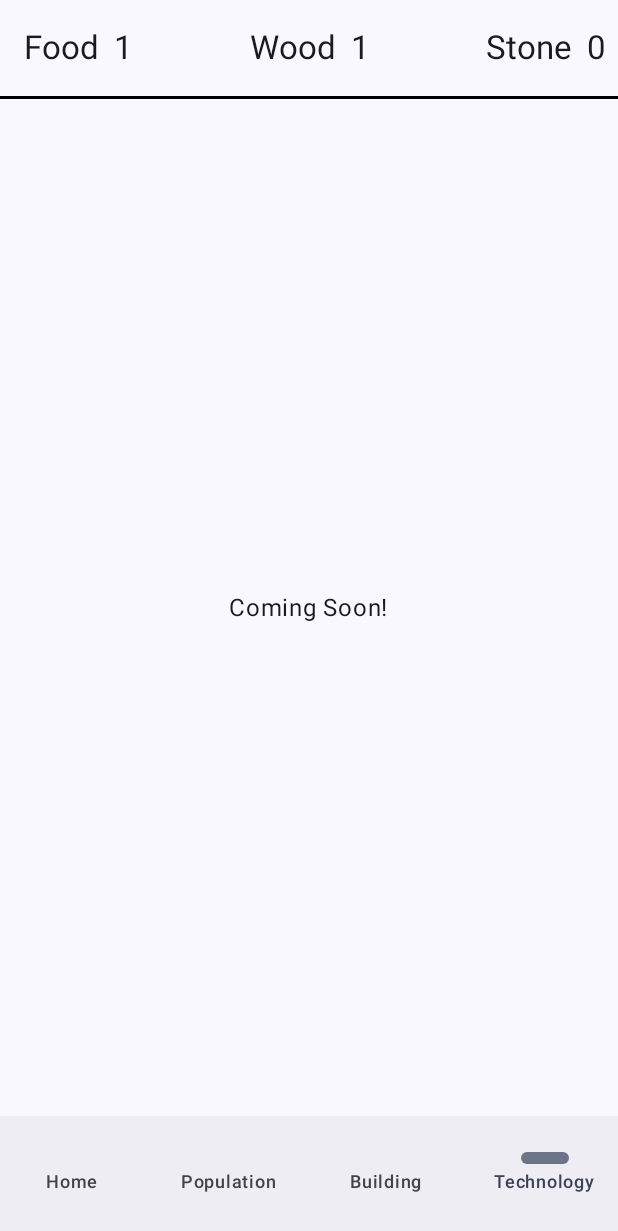
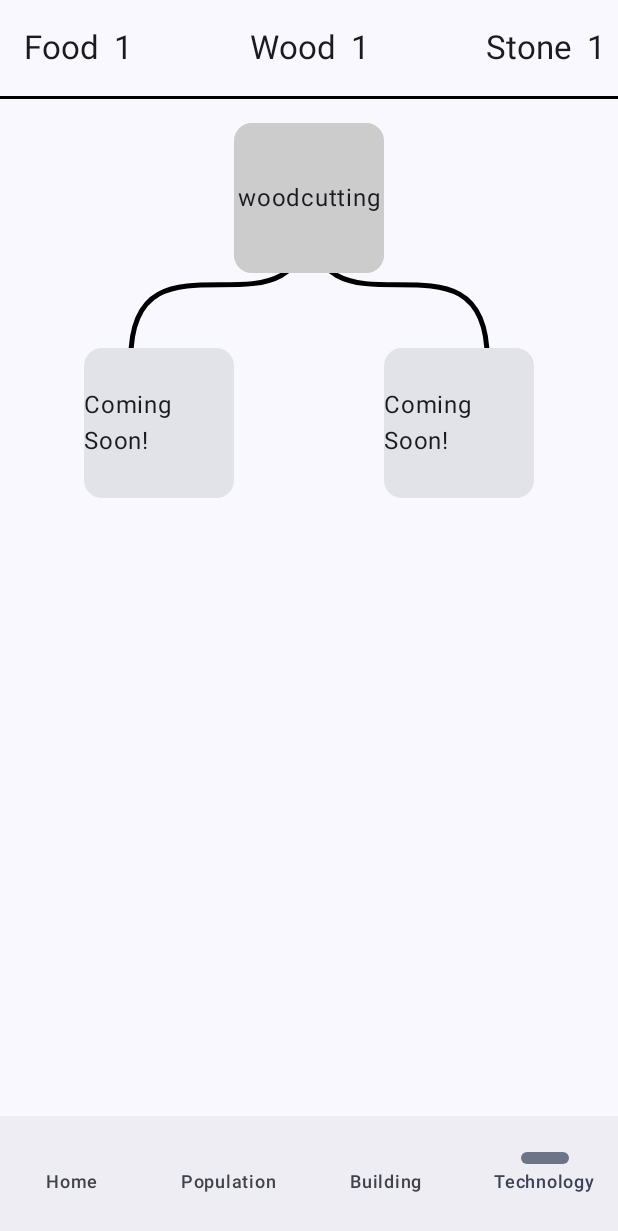
Before and after one commit to HomeTownUS/TapCivilizationRecreation, an Android app built with Jetpack Compose: the TechnologyScreen screen opened through its navigation route, on a phone screen of 412 x 824 dp. Shown: the top 1231 px of the screen. Run offline under Robolectric (Android 15) with nearby library versions, the phone set to English and light mode, and no system bars.

Commit message:
Added research tree base

```diff
--- /dev/null
+++ b/app/src/main/java/my/tapEvolution/DataClasses.kt
@@ -0,0 +1,33 @@
+package my.tapEvolution
+
+import androidx.compose.ui.graphics.Color
+import kotlinx.serialization.Serializable
+
+@Serializable
+data class DataClasses(
+    val food: Int,
+    val wood: Int,
+    val stone: Int,
+    val population: Int,
+    val workers: List<Int>,
+    val resourceCaps: List<Int>,
+    val popCap: Int,
+    val buildings: List<Int>,
+    val landFree: Int,
+    val territory: Int,
+    val warriors: List<Int>,
+    val multipliers: List<Double>,
+    val research: List<ResearchNode>
+)
+
+@Serializable
+data class ResearchNode(
+    val name: String,
+    val prerequisites: List<String>,
+    val durationMillis: Long,
+    val startTimeMillis: Long? = null,
+    val isUnlocked: Boolean = false,
+    val cost: List<Int>,
+    val bg: ULong,
+    val isAvailable: Boolean = false
+)
--- a/app/src/main/java/my/tapEvolution/MainActivity.kt
+++ b/app/src/main/java/my/tapEvolution/MainActivity.kt
@@ -128,7 +128,7 @@ class MainActivity : ComponentActivity() {
                         composable(Screen.Home.route) { HomeScreen(vm = VM) }
                         composable(Screen.Population.route) { PopulationScreen(vm = VM) }
                         composable(Screen.Building.route) { BuildingScreen(vm = VM) }
-                        composable(Screen.Tech.route) { TechnologyScreen() }
+                        composable(Screen.Tech.route) { TechnologyScreen(vm = VM) }
                     }
                 }
             }
--- a/app/src/main/java/my/tapEvolution/SavedData.kt
+++ /dev/null
@@ -1,19 +0,0 @@
-package my.tapEvolution
-
-import kotlinx.serialization.Serializable
-
-@Serializable
-data class SavedData(
-    val food: Int,
-    val wood: Int,
-    val stone: Int,
-    val population: Int,
-    val workers: List<Int>,
-    val resourceCaps: List<Int>,
-    val popCap: Int,
-    val buildings: List<Int>,
-    val landFree: Int,
-    val territory: Int,
-    val warriors: List<Int>,
-    val multipliers: List<Double>
-)
--- a/app/src/main/java/my/tapEvolution/TapViewModel.kt
+++ b/app/src/main/java/my/tapEvolution/TapViewModel.kt
@@ -1,21 +1,21 @@
 package my.tapEvolution
 
+import androidx.compose.ui.graphics.Color
 import androidx.lifecycle.ViewModel
 import androidx.lifecycle.viewModelScope
 import kotlinx.coroutines.Dispatchers
 import kotlinx.coroutines.delay
 import kotlinx.coroutines.flow.MutableStateFlow
 import kotlinx.coroutines.flow.SharingStarted
-import kotlinx.coroutines.flow.WhileSubscribed
 import kotlinx.coroutines.flow.asStateFlow
 import kotlinx.coroutines.flow.combine
+import kotlinx.coroutines.flow.map
 import kotlinx.coroutines.flow.stateIn
+import kotlinx.coroutines.flow.update
 import kotlinx.coroutines.launch
 import kotlinx.coroutines.withContext
 import kotlinx.serialization.json.Json
 import kotlinx.serialization.encodeToString
-import kotlinx.serialization.decodeFromString
-import my.tapEvolution.SavedData
 import java.io.File
 
 class TapViewModel() : ViewModel(){
@@ -39,6 +39,8 @@ class TapViewModel() : ViewModel(){
     private val _warriors = MutableStateFlow<List<Int>>(listOf(0,0,0,0))
     //ListOf(IdleWood,IdleFood,IdleStone,Land,TapWood,TapFood,TapStone)
     private val _multipliers = MutableStateFlow<List<Double>>(listOf(1.0,2.0,1.0,1.0,1.0,1.0,1.0))
+    private val _researchTree = MutableStateFlow<List<ResearchNode>>(listOf(ResearchNode("woodcutting",emptyList<String>(),5000, bg = Color.LightGray.value, cost = listOf(10,0,0,0,0,0,0,0,0,0,0,0,0))))
+    private val _elapsedTime = MutableStateFlow(0L)
     //JSON Save Data
     val fileName = "product.json"
     private lateinit var file: File
@@ -52,6 +54,8 @@ class TapViewModel() : ViewModel(){
     val territory = _territory.asStateFlow()
     val freeland = _landFree.asStateFlow()
     val buildings = _buildings.asStateFlow()
+    val researchTree = _researchTree.asStateFlow()
+    val elapsedSec = _elapsedTime.map { it/1000 }.stateIn(scope = viewModelScope, started = SharingStarted.WhileSubscribed(5000), initialValue = _elapsedTime.value/1000)
 
     fun updateBasicResources(){
         _wood.value  += (_workers.value[1] * _multipliers.value[0]).toInt()
@@ -174,8 +178,23 @@ class TapViewModel() : ViewModel(){
         }
     }
 
+    fun startResearch(nodeName: String){
+        _researchTree.update { nodes ->
+            nodes.map { node ->
+                if(node.name == nodeName && !node.isUnlocked && node.startTimeMillis == null && _food.value >= node.cost[0] && _wood.value >= node.cost[1] && _stone.value >= node.cost[2]){
+                    _food.value -= node.cost[0]
+                    _wood.value -= node.cost[1]
+                    _stone.value -= node.cost[2]
+                    node.copy(startTimeMillis = System.currentTimeMillis(), bg = Color.Gray.value)
+                } else {
+                    node
+                }
+            }
+        }
+    }
+
     suspend fun save(){
-        val save: SavedData = SavedData(
+        val save: DataClasses = DataClasses(
             food = _food.value,
             wood = _wood.value,
             stone = _stone.value,
@@ -187,6 +206,7 @@ class TapViewModel() : ViewModel(){
             landFree = _landFree.value,
             territory = _territory.value,
             warriors = _warriors.value,
+            research = researchTree.value,
             multipliers = _multipliers.value
         )
         val saveString = Json.encodeToString(save)
@@ -197,13 +217,42 @@ class TapViewModel() : ViewModel(){
         }
     }
 
+    private fun updateTimers(){
+        val currentTime = System.currentTimeMillis()
+        _researchTree.update { nodes ->
+            nodes.map { node ->
+                if(node.startTimeMillis != null && !node.isUnlocked){
+                    _elapsedTime.value = currentTime - node.startTimeMillis
+                    if (_elapsedTime.value >= node.durationMillis){
+                        node.copy(isUnlocked = true, startTimeMillis = null, bg = Color.Green.value)
+                    } else {
+                        node
+                    }
+                } else {
+                    node
+                }
+            }
+        }
+    }
+
     suspend fun npcResource(){
         var fiveMin = 0
+        var fifteenSec = 0
+        var fiveSec = 0
         while(true){
-            delay(15000)
-            updateBasicResources()
-            save()
-            fiveMin++
+            delay(1000)
+            updateTimers()
+            fifteenSec++
+            fiveSec++
+            if(fiveSec >= 5){
+                save()
+                fiveSec = 0
+            }
+            if(fifteenSec >= 15) {
+                updateBasicResources()
+                fifteenSec = 0
+                fiveMin++
+            }
             if (fiveMin >= 20){
                 updateLand()
                 fiveMin = 0
@@ -221,7 +270,7 @@ class TapViewModel() : ViewModel(){
                 } else {
                     try {
                         val sfj = file.readText()
-                        val lastSave = Json.decodeFromString<SavedData>(sfj)
+                        val lastSave = Json.decodeFromString<DataClasses>(sfj)
                         _food.value = lastSave.food
                         _wood.value = lastSave.wood
                         _stone.value = lastSave.stone
@@ -233,6 +282,7 @@ class TapViewModel() : ViewModel(){
                         _landFree.value = lastSave.landFree
                         _territory.value = lastSave.territory
                         _warriors.value = lastSave.warriors
+                        _researchTree.value = lastSave.research
                         _multipliers.value = lastSave.multipliers
                     } catch(e: Exception) {
                         println(e)
--- a/app/src/main/java/my/tapEvolution/ui/BuildingScreen.kt
+++ b/app/src/main/java/my/tapEvolution/ui/BuildingScreen.kt
@@ -102,7 +102,7 @@ fun BuildingScreen(vm: TapViewModel){
                         modifier = Modifier.padding(horizontal = 8.dp)
                             .size(60.dp, 60.dp)
                     )
-                    Text(build[5].toString(), textAlign = TextAlign.Center, modifier = Modifier.width(76.dp).background(Color(0,175,255)))
+                    Text(build[7].toString(), textAlign = TextAlign.Center, modifier = Modifier.width(76.dp).background(Color(0,175,255)))
                 }
                 Column(modifier = Modifier.align(Alignment.Center).width(200.dp)) {
                     Text(text = "WoodLimit: +200   StoneLimit: +200")
--- a/app/src/main/java/my/tapEvolution/ui/TechnologyScreen.kt
+++ b/app/src/main/java/my/tapEvolution/ui/TechnologyScreen.kt
@@ -1,20 +1,99 @@
 package my.tapEvolution.ui
 
 import android.text.Layout
+import androidx.compose.foundation.Canvas
+import androidx.compose.foundation.background
+import androidx.compose.foundation.layout.Arrangement
 import androidx.compose.foundation.layout.Box
 import androidx.compose.foundation.layout.Column
+import androidx.compose.foundation.layout.Row
+import androidx.compose.foundation.layout.Spacer
 import androidx.compose.foundation.layout.fillMaxSize
+import androidx.compose.foundation.layout.fillMaxWidth
+import androidx.compose.foundation.layout.height
 import androidx.compose.foundation.layout.padding
+import androidx.compose.foundation.layout.width
+import androidx.compose.foundation.lazy.LazyColumn
+import androidx.compose.material3.Card
 import androidx.compose.material3.Text
 import androidx.compose.runtime.Composable
+import androidx.compose.runtime.collectAsState
+import androidx.compose.runtime.getValue
+import androidx.compose.runtime.mutableStateOf
+import androidx.compose.runtime.remember
+import androidx.compose.runtime.setValue
 import androidx.compose.ui.Alignment
 import androidx.compose.ui.Modifier
+import androidx.compose.ui.graphics.Color
+import androidx.compose.ui.graphics.PaintingStyle.Companion.Stroke
+import androidx.compose.ui.graphics.Path
+import androidx.compose.ui.graphics.StrokeCap
+import androidx.compose.ui.graphics.drawscope.Stroke
+import androidx.compose.ui.layout.ModifierLocalBeyondBoundsLayout
 import androidx.compose.ui.unit.dp
+import my.tapEvolution.TapViewModel
+import java.util.concurrent.ConcurrentLinkedQueue
+import kotlin.io.path.Path
 
 @Composable
-fun TechnologyScreen(){
+fun TechnologyScreen(vm: TapViewModel){
+    val tree by vm.researchTree.collectAsState()
+    val timeLeft by vm.elapsedSec.collectAsState()
     Box(modifier = Modifier.padding(8.dp).fillMaxSize()) {
-        Text(text = "Coming Soon!",
-            modifier = Modifier.align(Alignment.Center))
+        Canvas(modifier = Modifier.fillMaxWidth().height(2000.dp)) {
+            val width = size.width
+            val height = size.height
+            val path1 = Path().apply {
+                moveTo(width/2, height/10)
+                cubicTo(width/2,height/4,width/5,height/10,width/5,height/4)
+            }
+            val path2 = Path().apply {
+                moveTo(width/2,height/10)
+                cubicTo(width/2,height/4,4*width/5, height/10, 4*width/5, height/4)
+            }
+            drawPath( path = path1, color = Color.Black, style = Stroke( width = 5f, cap = StrokeCap.Round))
+            drawPath( path = path2, color = Color.Black, style = Stroke( width = 5f, cap = StrokeCap.Round))
+        }
+        LazyColumn(modifier = Modifier.padding(8.dp)) {
+            item {
+                Box(modifier = Modifier.fillMaxWidth().height(100.dp)){
+                    Card(modifier = Modifier.align(Alignment.Center).width(100.dp).height(100.dp), onClick = {
+                        vm.startResearch(tree[0].name)
+                    }) {
+                        Box(modifier = Modifier.fillMaxSize().background(Color(tree[0].bg))){
+                            Text(text = tree[0].name, modifier = Modifier.align(Alignment.Center))
+                            if(tree[0].startTimeMillis != null){
+                                Text(text = (tree[0].durationMillis/1000 - timeLeft).toString() + " sec", modifier = Modifier.align(Alignment.BottomCenter))
+                            }
+                        }
+                    }
+                }
+            }
+            item {
+                Spacer(modifier = Modifier.height(50.dp))
+            }
+            item {
+                Row(modifier = Modifier.fillMaxWidth().height(100.dp), horizontalArrangement = Arrangement.Center) {
+                    Card(modifier = Modifier.width(100.dp).height(100.dp)) {
+                        Box(modifier = Modifier.fillMaxSize()) {
+                            Text(
+                                text = "Coming Soon!",
+                                modifier = Modifier.align(Alignment.Center)
+                            )
+                        }
+                    }
+                    Spacer(modifier = Modifier.width(100.dp))
+                    Card(modifier = Modifier.width(100.dp).height(100.dp)) {
+                        Box(modifier = Modifier.fillMaxSize()) {
+                            Text(
+                                text = "Coming Soon!",
+                                modifier = Modifier.align(Alignment.Center)
+                            )
+                        }
+                    }
+                }
+            }
+        }
+
     }
 }
```
